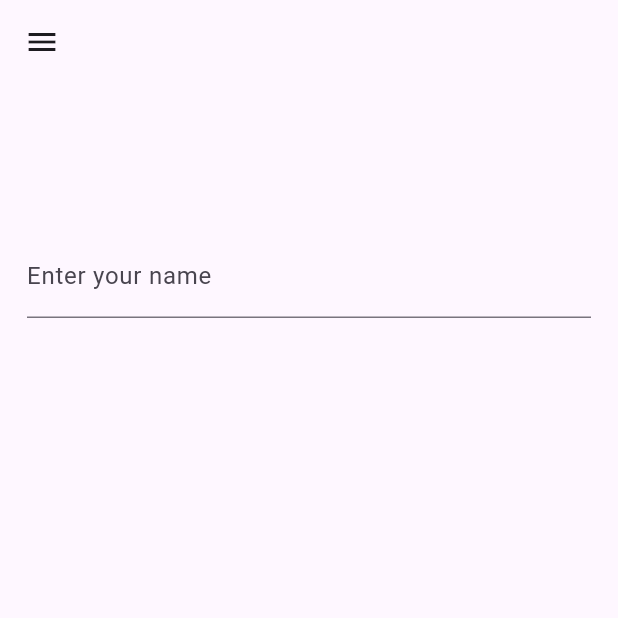
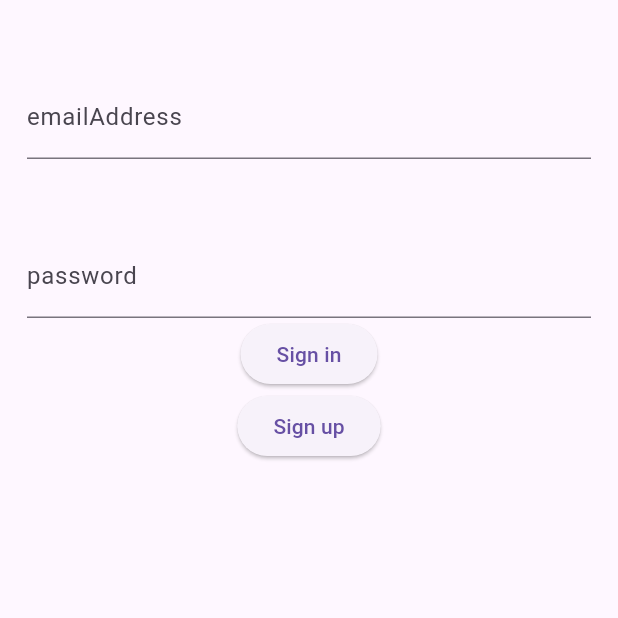
Before and after one commit to random2907/geolocation, a Flutter app: the screen it shows after launch, on a phone screen of 412 x 824 dp, the top half of it. Run offline on Flutter 3.47's test engine with Material 3 defaults, Android fonts, the phone set to English and light mode, and no system bars; our stand-ins replace firebase_auth, firebase_core, flutter_map, geolocator, latlong2; accounts and stored records are empty.

Commit message:
added login with firebase auth logout function

```diff
--- a/lib/main.dart
+++ b/lib/main.dart
@@ -3,8 +3,12 @@ import 'package:flutter_map/flutter_map.dart';
 import 'package:geolocator/geolocator.dart';
 import 'package:http/http.dart' as http;
 import 'package:latlong2/latlong.dart';
+import 'package:firebase_auth/firebase_auth.dart';
+import 'package:firebase_core/firebase_core.dart';
 
-void main() {
+Future<void> main() async {
+  WidgetsFlutterBinding.ensureInitialized();
+  await Firebase.initializeApp();
   runApp(const Myapp());
 }
 
@@ -16,6 +20,19 @@ class Myapp extends StatefulWidget {
 
 class MyappState extends State<Myapp> {
   bool home = false;
+
+  @override
+  void initState(){
+          super.initState();
+          FirebaseAuth.instance.authStateChanges().listen((User?user){
+                  if (user != null) {
+                          setState((){
+                                  home = true;
+                          });
+                  }
+          });
+  }
+
   @override
   Widget build(BuildContext context) {
     return MaterialApp(
@@ -46,17 +63,17 @@ class CommonDrawer extends StatelessWidget {
             ),
           ),
           ListTile(
-            title: const Text("Login"),
-            onTap: () {
-              Navigator.push(context,
-                  MaterialPageRoute(builder: (context) => const Login()));
-            },
-          ),
-          ListTile(
             title: const Text("Home"),
             onTap: () {
               Navigator.push(context,
                   MaterialPageRoute(builder: (context) => const Homepage()));
+            },
+          ),
+          ListTile(
+            title: const Text("Logout"),
+            onTap: () {
+                    FirebaseAuth.instance.signOut();
+                    Navigator.pushReplacement(context, MaterialPageRoute(builder: (context) => const Login()));
             },
           ),
         ],
@@ -201,29 +218,84 @@ class Login extends StatefulWidget {
 }
 
 class LoginState extends State<Login> {
+  final emailAddress = TextEditingController();
+  final password = TextEditingController();
+  Future<void> _signin() async {
+    try {
+      await FirebaseAuth.instance.signInWithEmailAndPassword(
+        email: emailAddress.text,
+        password: password.text,
+      );
+      Navigator.pushReplacement(
+          context, MaterialPageRoute(builder: (context) => const Homepage()));
+    } on FirebaseAuthException catch (e) {
+      if (e.code == 'user-not-found') {
+        print('No user found for that email.');
+      } else if (e.code == 'wrong-password') {
+        print('Wrong password provided for that user.');
+      }
+    }
+  }
+
+  Future<void> _signup() async {
+    print(emailAddress.text);
+    try {
+      FirebaseAuth.instance.createUserWithEmailAndPassword(
+        email: emailAddress.text,
+        password: password.text,
+      );
+    } on FirebaseAuthException catch (e) {
+      if (e.code == 'weak-password') {
+        print('The password provided is too weak.');
+      } else if (e.code == 'email-already-in-use') {
+        print('The account already exists for that email.');
+      }
+    }
+  }
+
   @override
   Widget build(BuildContext context) {
     return Scaffold(
-      appBar: AppBar(
-        leading: Builder(
-          builder: (context) => IconButton(
-            onPressed: () {
-              Scaffold.of(context).openDrawer();
-            },
-            icon: const Icon(Icons.menu),
+      body: Column(children: <Widget>[
+        Padding(
+          padding: const EdgeInsets.only(top: 50, left: 18, right: 18),
+          child: TextField(
+            textAlign: TextAlign.center,
+            controller: emailAddress,
+            decoration: const InputDecoration(
+              labelText: "emailAddress",
+            ),
           ),
         ),
-      ),
-      drawer: const CommonDrawer(),
-      body: const Padding(
-        padding: EdgeInsets.only(top: 100, left: 18, right: 18),
-        child: TextField(
-          textAlign: TextAlign.center,
-          decoration: InputDecoration(
-            labelText: "Enter your name",
+        Padding(
+          padding: const EdgeInsets.only(top: 50, left: 18, right: 18),
+          child: TextField(
+            textAlign: TextAlign.center,
+            controller: password,
+            decoration: const InputDecoration(
+              labelText: "password",
+            ),
           ),
         ),
-      ),
+        Padding(
+          padding: const EdgeInsets.all(0.0),
+          child: ElevatedButton(
+            onPressed: () {
+              _signin();
+            },
+            child: const Text("Sign in"),
+          ),
+        ),
+        Padding(
+          padding: const EdgeInsets.all(0.0),
+          child: ElevatedButton(
+            onPressed: () {
+              _signup();
+            },
+            child: const Text("Sign up"),
+          ),
+        ),
+      ]),
     );
   }
 }
```
